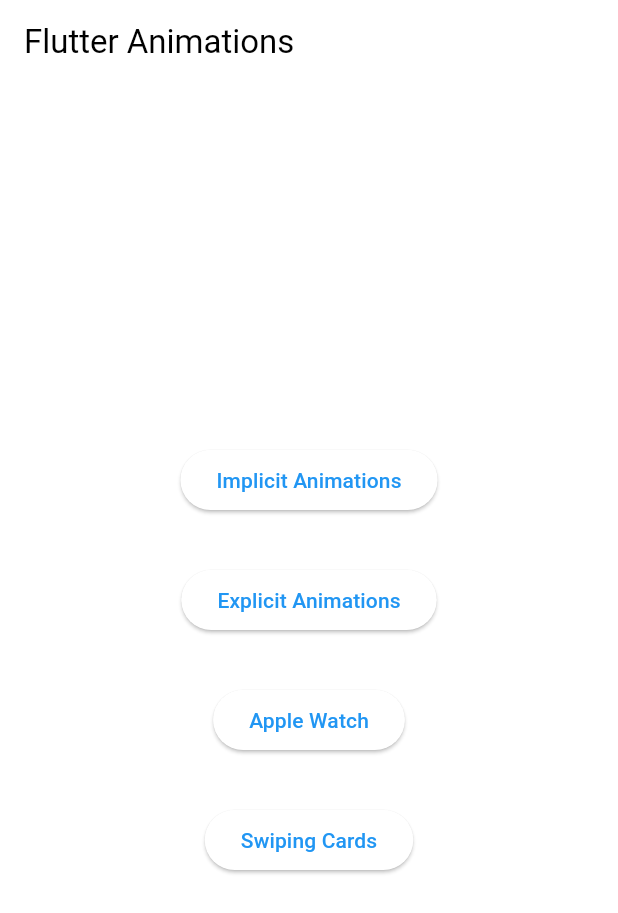
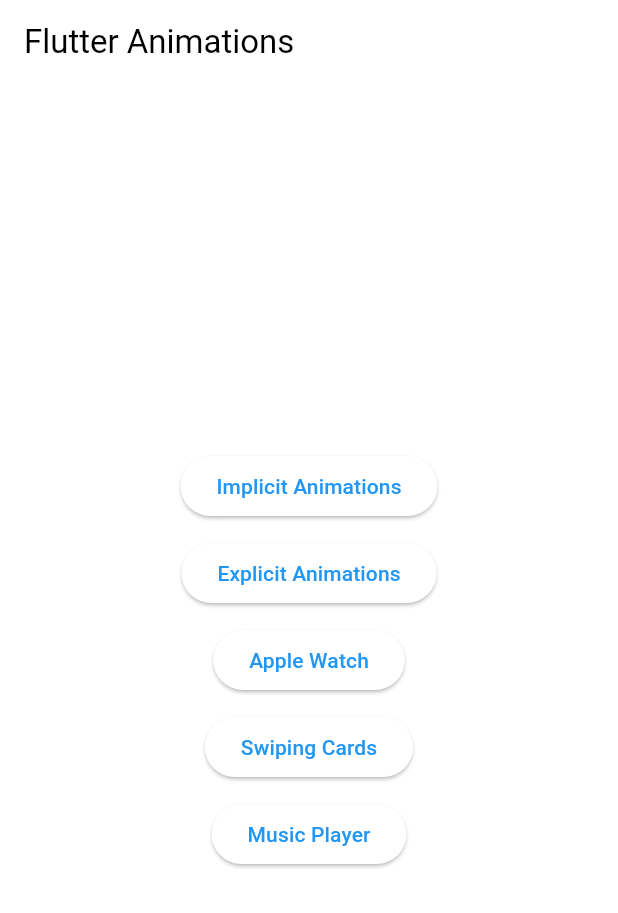
Before and after one commit to MRGRAVITY817/flutter_animations, a Flutter app: the screen it shows after launch, on a phone screen of 412 x 824 dp. Shown: the top 913 px of the screen. Run offline on Flutter 3.47's test engine with Material 3 defaults, Android fonts, the phone set to English and light mode, and no system bars; our stand-ins replace flutter_hooks.

Commit message:
add music player screen

```diff
--- a/lib/screens/menu_screen.dart
+++ b/lib/screens/menu_screen.dart
@@ -2,6 +2,7 @@ import 'package:flutter/material.dart';
 import 'package:flutter_animations/screens/apple_watch_screen.dart';
 import 'package:flutter_animations/screens/explicit_animations_screen.dart';
 import 'package:flutter_animations/screens/implicit_animations_screen.dart';
+import 'package:flutter_animations/screens/music_player_screen.dart';
 import 'package:flutter_animations/screens/swiping_cards_screen.dart';
 
 class MenuScreen extends StatelessWidget {
@@ -23,27 +24,31 @@ class MenuScreen extends StatelessWidget {
         title: const Text("Flutter Animations"),
       ),
       body: Center(
-        child: Column(
-          mainAxisAlignment: MainAxisAlignment.center,
+        child: Wrap(
+          direction: Axis.vertical,
+          spacing: 10,
+          alignment: WrapAlignment.center,
+          crossAxisAlignment: WrapCrossAlignment.center,
           children: [
             ElevatedButton(
               onPressed: () => goToPage(const ImplicitAnimationsScreen()),
               child: const Text("Implicit Animations"),
             ),
-            const SizedBox(height: 32),
             ElevatedButton(
               onPressed: () => goToPage(const ExplicitAnimationsScreen()),
               child: const Text("Explicit Animations"),
             ),
-            const SizedBox(height: 32),
             ElevatedButton(
               onPressed: () => goToPage(const AppleWatchScreen()),
               child: const Text("Apple Watch"),
             ),
-            const SizedBox(height: 32),
             ElevatedButton(
               onPressed: () => goToPage(const SwipingCardsScreen()),
               child: const Text("Swiping Cards"),
+            ),
+            ElevatedButton(
+              onPressed: () => goToPage(const MusicPlayerScreen()),
+              child: const Text("Music Player"),
             ),
           ],
         ),
```
Also changed, not shown: lib/screens/music_player_screen.dart (added, +46 -0 lines).
